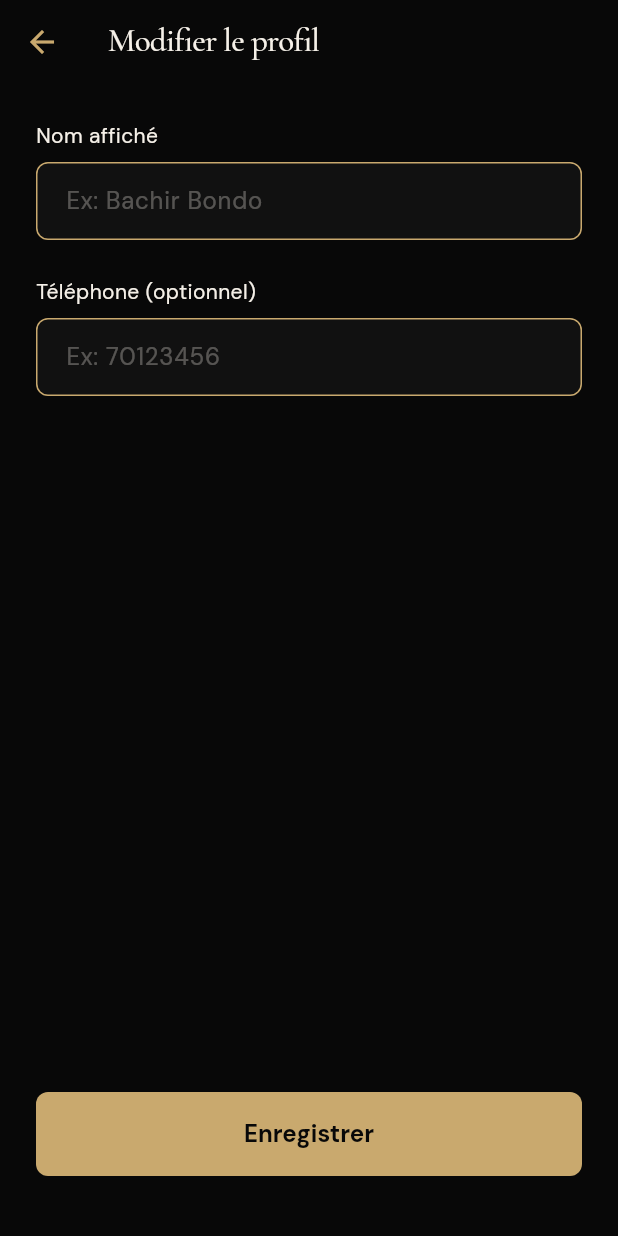
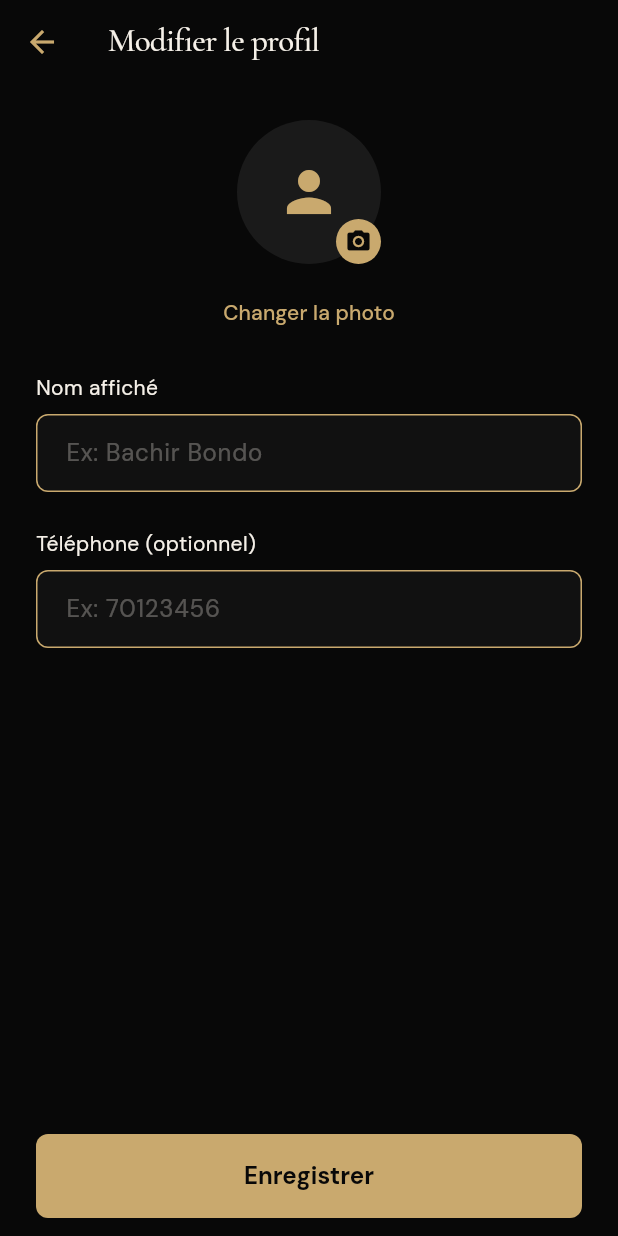
Before and after one commit to tudotuto1/oriva-app-client, a Flutter app: the ProfilePage screen opened directly, after a tap on "Modifier le profil", on a phone screen of 412 x 824 dp. Run offline on Flutter 3.47's test engine with Material 3 defaults, Android fonts, the phone set to English and light mode, and no system bars; our stand-ins replace cached_network_image, carousel_slider, flutter_dotenv, flutter_map, flutter_riverpod, geolocator and 8 more; accounts and stored records are empty.

Commit message:
feat(profile): photo de profil client (upload avatars + affichage)

```diff
--- a/oriva-app-client/lib/features/profile/edit_profile_page.dart
+++ b/oriva-app-client/lib/features/profile/edit_profile_page.dart
@@ -1,5 +1,6 @@
 import 'package:flutter/material.dart';
 import 'package:flutter_riverpod/flutter_riverpod.dart';
+import 'package:image_picker/image_picker.dart';
 import 'package:supabase_flutter/supabase_flutter.dart';
 
 final _editProfileLoadingProvider = StateProvider<bool>((ref) => false);
@@ -16,6 +17,8 @@ class _EditProfilePageState extends ConsumerState<EditProfilePage> {
   final _phoneCtrl = TextEditingController();
   String? _errorMsg;
   bool _loaded = false;
+  String? _avatarUrl;
+  bool _uploadingAvatar = false;
 
   @override
   void initState() {
@@ -29,18 +32,53 @@ class _EditProfilePageState extends ConsumerState<EditProfilePage> {
     try {
       final data = await Supabase.instance.client
           .from('profiles')
-          .select('display_name, phone')
+          .select('display_name, phone, avatar_url')
           .eq('id', user.id)
           .maybeSingle();
       if (mounted && data != null) {
         _displayNameCtrl.text = data['display_name']?.toString() ?? '';
         _phoneCtrl.text = data['phone']?.toString() ?? '';
+        _avatarUrl = data['avatar_url']?.toString();
         setState(() => _loaded = true);
       } else if (mounted) {
         setState(() => _loaded = true);
       }
     } catch (_) {
       if (mounted) setState(() => _loaded = true);
+    }
+  }
+
+  Future<void> _pickAvatar() async {
+    final user = Supabase.instance.client.auth.currentUser;
+    if (user == null) return;
+    try {
+      final picker = ImagePicker();
+      final XFile? file = await picker.pickImage(
+        source: ImageSource.gallery,
+        maxWidth: 800,
+        imageQuality: 80,
+      );
+      if (file == null) return;
+      setState(() {
+        _uploadingAvatar = true;
+        _errorMsg = null;
+      });
+      final bytes = await file.readAsBytes();
+      final path =
+          '${user.id}/avatar_${DateTime.now().millisecondsSinceEpoch}.jpg';
+      await Supabase.instance.client.storage.from('avatars').uploadBinary(
+            path,
+            bytes,
+            fileOptions:
+                const FileOptions(contentType: 'image/jpeg', upsert: true),
+          );
+      final url =
+          Supabase.instance.client.storage.from('avatars').getPublicUrl(path);
+      if (mounted) setState(() => _avatarUrl = url);
+    } catch (_) {
+      if (mounted) setState(() => _errorMsg = 'Échec du chargement de la photo.');
+    } finally {
+      if (mounted) setState(() => _uploadingAvatar = false);
     }
   }
 
@@ -59,9 +97,9 @@ class _EditProfilePageState extends ConsumerState<EditProfilePage> {
     try {
       await Supabase.instance.client.from('profiles').update({
         'display_name': name,
-        'phone': _phoneCtrl.text.trim().isEmpty
-            ? null
-            : _phoneCtrl.text.trim(),
+        'phone':
+            _phoneCtrl.text.trim().isEmpty ? null : _phoneCtrl.text.trim(),
+        'avatar_url': _avatarUrl,
       }).eq('id', user.id);
 
       if (mounted) {
@@ -74,9 +112,7 @@ class _EditProfilePageState extends ConsumerState<EditProfilePage> {
         Navigator.of(context).pop();
       }
     } catch (_) {
-      if (mounted) {
-        setState(() => _errorMsg = 'Erreur lors de la mise à jour.');
-      }
+      if (mounted) setState(() => _errorMsg = 'Erreur lors de la mise à jour.');
     } finally {
       if (mounted) {
         ref.read(_editProfileLoadingProvider.notifier).state = false;
@@ -99,28 +135,70 @@ class _EditProfilePageState extends ConsumerState<EditProfilePage> {
       backgroundColor: const Color(0xFF080808),
       appBar: AppBar(
         backgroundColor: const Color(0xFF080808),
-        title: const Text(
-          'Modifier le profil',
-          style: TextStyle(color: Color(0xFFF5F0E8)),
-        ),
+        title: const Text('Modifier le profil',
+            style: TextStyle(color: Color(0xFFF5F0E8))),
         iconTheme: const IconThemeData(color: Color(0xFFC9A96E)),
       ),
       body: !_loaded
           ? const Center(
-              child: CircularProgressIndicator(color: Color(0xFFC9A96E)),
-            )
-          : Padding(
+              child: CircularProgressIndicator(color: Color(0xFFC9A96E)))
+          : SingleChildScrollView(
               padding: const EdgeInsets.all(24),
               child: Column(
                 crossAxisAlignment: CrossAxisAlignment.start,
                 children: [
-                  const Text(
-                    'Nom affiché',
-                    style: TextStyle(
-                      color: Color(0xFFF5F0E8),
-                      fontSize: 14,
+                  Center(
+                    child: Stack(
+                      children: [
+                        CircleAvatar(
+                          radius: 48,
+                          backgroundColor: const Color(0xFF1A1A1A),
+                          backgroundImage:
+                              (_avatarUrl != null && _avatarUrl!.isNotEmpty)
+                                  ? NetworkImage(_avatarUrl!)
+                                  : null,
+                          child: (_avatarUrl == null || _avatarUrl!.isEmpty)
+                              ? const Icon(Icons.person,
+                                  size: 44, color: Color(0xFFC9A96E))
+                              : null,
+                        ),
+                        if (_uploadingAvatar)
+                          const Positioned.fill(
+                            child: Center(
+                              child: CircularProgressIndicator(
+                                  color: Color(0xFFC9A96E)),
                             ),
                           ),
+                        Positioned(
+                          right: 0,
+                          bottom: 0,
+                          child: GestureDetector(
+                            onTap: _uploadingAvatar ? null : _pickAvatar,
+                            child: Container(
+                              padding: const EdgeInsets.all(6),
+                              decoration: const BoxDecoration(
+                                  color: Color(0xFFC9A96E),
+                                  shape: BoxShape.circle),
+                              child: const Icon(Icons.camera_alt,
+                                  size: 18, color: Color(0xFF080808)),
+                            ),
+                          ),
+                        ),
+                      ],
+                    ),
+                  ),
+                  const SizedBox(height: 8),
+                  Center(
+                    child: TextButton(
+                      onPressed: _uploadingAvatar ? null : _pickAvatar,
+                      child: const Text('Changer la photo',
+                          style: TextStyle(color: Color(0xFFC9A96E))),
+                    ),
+                  ),
+                  const SizedBox(height: 16),
+                  const Text('Nom affiché',
+                      style:
+                          TextStyle(color: Color(0xFFF5F0E8), fontSize: 14)),
                   const SizedBox(height: 8),
                   TextField(
                     controller: _displayNameCtrl,
@@ -128,13 +206,9 @@ class _EditProfilePageState extends ConsumerState<EditProfilePage> {
                     decoration: _inputDecoration('Ex: Bachir Bondo'),
                   ),
                   const SizedBox(height: 24),
-                  const Text(
-                    'Téléphone (optionnel)',
-                    style: TextStyle(
-                      color: Color(0xFFF5F0E8),
-                      fontSize: 14,
-                    ),
-                  ),
+                  const Text('Téléphone (optionnel)',
+                      style:
+                          TextStyle(color: Color(0xFFF5F0E8), fontSize: 14)),
                   const SizedBox(height: 8),
                   TextField(
                     controller: _phoneCtrl,
@@ -144,16 +218,19 @@ class _EditProfilePageState extends ConsumerState<EditProfilePage> {
                   ),
                   if (_errorMsg != null) ...[
                     const SizedBox(height: 12),
-                    Text(
-                      _errorMsg!,
+                    Text(_errorMsg!,
                         style: const TextStyle(
-                        color: Colors.redAccent,
-                        fontSize: 13,
+                            color: Colors.redAccent, fontSize: 13)),
+                  ],
+                ],
               ),
             ),
-                  ],
-                  const Spacer(),
-                  SizedBox(
+      bottomNavigationBar: !_loaded
+          ? null
+          : SafeArea(
+              child: Padding(
+                padding: const EdgeInsets.fromLTRB(24, 8, 24, 12),
+                child: SizedBox(
                   width: double.infinity,
                   height: 56,
                   child: ElevatedButton(
@@ -162,30 +239,22 @@ class _EditProfilePageState extends ConsumerState<EditProfilePage> {
                       backgroundColor: const Color(0xFFC9A96E),
                       disabledBackgroundColor: const Color(0xFF555555),
                       shape: RoundedRectangleBorder(
-                          borderRadius: BorderRadius.circular(8),
-                        ),
+                          borderRadius: BorderRadius.circular(8)),
                     ),
                     child: loading
                         ? const SizedBox(
                             width: 24,
                             height: 24,
                             child: CircularProgressIndicator(
-                                strokeWidth: 2,
-                                color: Color(0xFF080808),
-                              ),
+                                strokeWidth: 2, color: Color(0xFF080808)),
                           )
-                          : const Text(
-                              'Enregistrer',
+                        : const Text('Enregistrer',
                             style: TextStyle(
                                 color: Color(0xFF080808),
                                 fontSize: 16,
-                                fontWeight: FontWeight.bold,
+                                fontWeight: FontWeight.bold)),
                   ),
                 ),
-                    ),
-                  ),
-                  const SizedBox(height: 16),
-                ],
               ),
             ),
     );
@@ -194,9 +263,8 @@ class _EditProfilePageState extends ConsumerState<EditProfilePage> {
   InputDecoration _inputDecoration(String hint) {
     return InputDecoration(
       hintText: hint,
-      hintStyle: TextStyle(
-        color: const Color(0xFFF5F0E8).withOpacity(0.3),
-      ),
+      hintStyle:
+          TextStyle(color: const Color(0xFFF5F0E8).withOpacity(0.3)),
       enabledBorder: OutlineInputBorder(
         borderRadius: BorderRadius.circular(8),
         borderSide: const BorderSide(color: Color(0xFFC9A96E)),
--- a/oriva-app-client/lib/features/profile/profile_page.dart
+++ b/oriva-app-client/lib/features/profile/profile_page.dart
@@ -62,10 +62,20 @@ class _ProfilePageState extends ConsumerState<ProfilePage> {
               CircleAvatar(
                 radius: 32,
                 backgroundColor: OrivaColors.surface,
-                child: Text(
-                  name.isNotEmpty ? name[0].toUpperCase() : '?',
-                  style: OrivaTypography.display(size: 28, weight: FontWeight.w500, color: OrivaColors.gold),
-                ),
+                backgroundImage: (_profile?['avatar_url'] != null &&
+                        (_profile!['avatar_url'] as String).isNotEmpty)
+                    ? NetworkImage(_profile!['avatar_url'] as String)
+                    : null,
+                child: (_profile?['avatar_url'] == null ||
+                        (_profile!['avatar_url'] as String).isEmpty)
+                    ? Text(
+                        name.isNotEmpty ? name[0].toUpperCase() : '?',
+                        style: OrivaTypography.display(
+                            size: 28,
+                            weight: FontWeight.w500,
+                            color: OrivaColors.gold),
+                      )
+                    : null,
               ),
               const SizedBox(width: 16),
               Expanded(
--- a/oriva-app-client/pubspec.yaml
+++ b/oriva-app-client/pubspec.yaml
@@ -41,6 +41,7 @@ dependencies:
   flutter_map: ^7.0.2
   latlong2: ^0.9.1
   geolocator: ^13.0.1
+  image_picker: ^1.1.2
 
 dev_dependencies:
   flutter_test:
```
Lines whose indentation alone changed are shown as unchanged.
